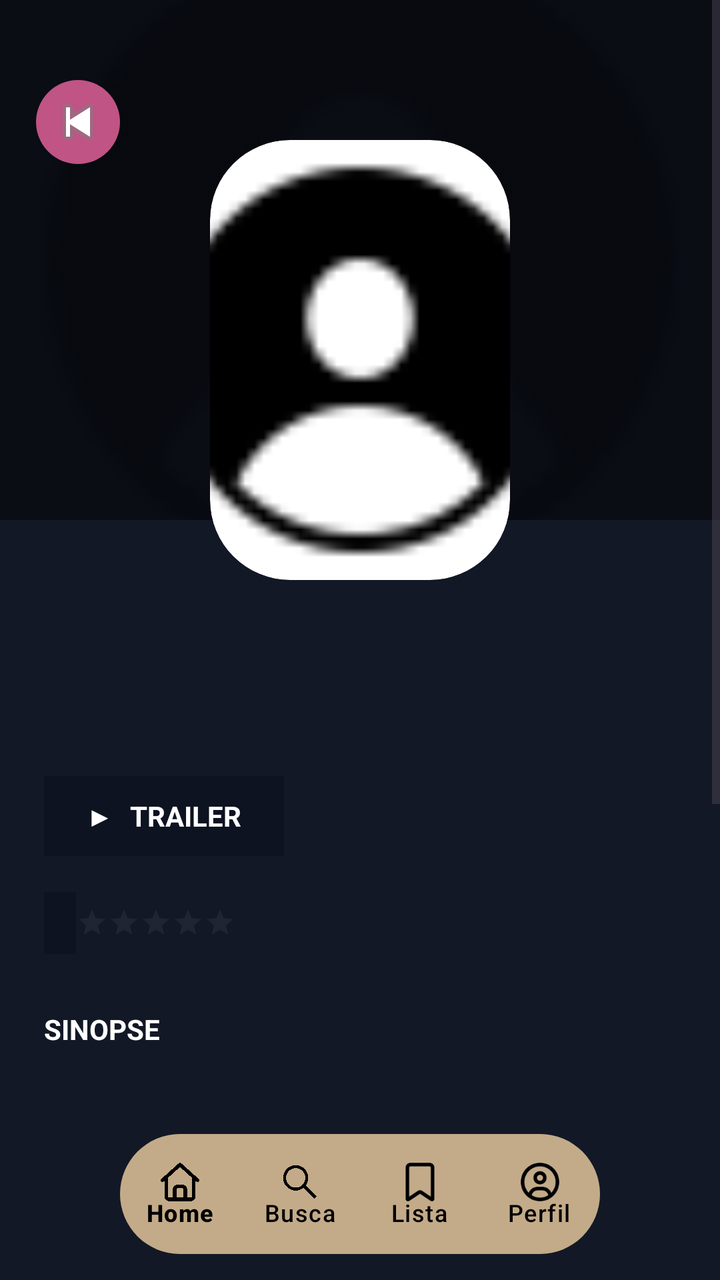
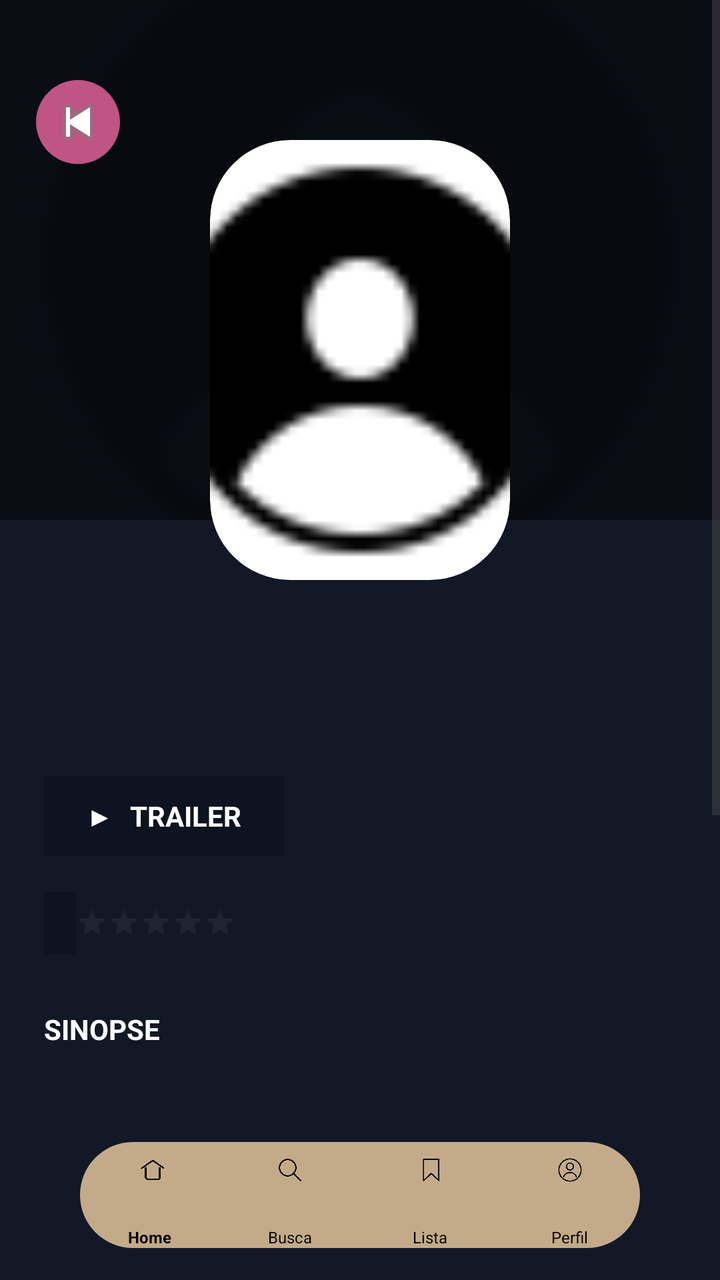

An Android layout rendered at two revisions. The XML below is the earlier revision; the diff shows what the commit changed to produce the second picture.
<!-- AndroidManifest.xml: application theme Theme.RollView -->
<!-- res/layout/activity_filme.xml -->
<?xml version="1.0" encoding="utf-8"?>
<RelativeLayout xmlns:android="http://schemas.android.com/apk/res/android"
    xmlns:app="http://schemas.android.com/apk/res-auto"
    android:layout_width="match_parent"
    android:layout_height="match_parent"
    android:background="#121826">

    <ScrollView
        android:layout_width="match_parent"
        android:layout_height="match_parent"
        android:layout_above="@id/bottomNav"
        android:fillViewport="true">

        <RelativeLayout
            android:layout_width="match_parent"
            android:layout_height="wrap_content"
            android:paddingBottom="24dp">

            <LinearLayout
                android:layout_width="match_parent"
                android:layout_height="wrap_content"
                android:layout_below="@id/imgPoster"
                android:layout_marginTop="0dp"
                android:orientation="vertical"
                android:padding="22dp">


                <TextView
                    android:id="@+id/txtTitulo"
                    android:layout_width="wrap_content"
                    android:layout_height="wrap_content"
                    android:text=""
                    android:textColor="#FFFFFF"
                    android:textSize="24sp"
                    android:textStyle="bold" />


                <TextView
                    android:id="@+id/txtInfo"
                    android:layout_width="wrap_content"
                    android:layout_height="wrap_content"
                    android:layout_marginTop="8dp"
                    android:text=""
                    android:textColor="#C05484"
                    android:textSize="13sp"
                    android:textStyle="bold" />

                <LinearLayout
                    android:layout_width="wrap_content"
                    android:layout_height="wrap_content"
                    android:layout_marginTop="18dp"
                    android:gravity="center_vertical"
                    android:orientation="horizontal">

                    <LinearLayout
                        android:id="@+id/Trailer"
                        android:layout_width="120dp"
                        android:layout_height="40dp"
                        android:background="#0D1320"
                        android:clickable="true"
                        android:focusable="true"
                        android:gravity="center"
                        android:orientation="horizontal">

                        <TextView
                            android:layout_width="wrap_content"
                            android:layout_height="wrap_content"
                            android:text="▶"
                            android:textColor="#FFFFFF"
                            android:textSize="14sp" />

                        <TextView
                            android:layout_width="wrap_content"
                            android:layout_height="wrap_content"
                            android:layout_marginStart="8dp"
                            android:text="TRAILER"
                            android:textColor="#FFFFFF"
                            android:textStyle="bold" />

                    </LinearLayout>

                    <TextView
                        android:id="@+id/txtDuracao"
                        android:layout_width="wrap_content"
                        android:layout_height="wrap_content"
                        android:layout_marginStart="12dp"
                        android:text=""
                        android:textColor="#FFFFFF" />

                </LinearLayout>

                <LinearLayout
                    android:layout_width="wrap_content"
                    android:layout_height="wrap_content"
                    android:layout_marginTop="18dp"
                    android:gravity="center_vertical"
                    android:orientation="horizontal">

                    <TextView
                        android:id="@+id/txtNota"
                        android:layout_width="wrap_content"
                        android:layout_height="wrap_content"
                        android:background="#0D1320"
                        android:paddingLeft="8dp"
                        android:paddingTop="6dp"
                        android:paddingRight="8dp"
                        android:paddingBottom="6dp"
                        android:text=""
                        android:textColor="#FFFFFF"
                        android:textStyle="bold" />

                    <RatingBar
                        android:id="@+id/ratingBar"
                        style="?android:attr/ratingBarStyleSmall"
                        android:layout_width="wrap_content"
                        android:layout_height="wrap_content"
                        android:isIndicator="true"
                        android:numStars="5"
                        android:stepSize="0.5" />

                </LinearLayout>

                <TextView
                    android:layout_width="wrap_content"
                    android:layout_height="wrap_content"
                    android:layout_marginTop="28dp"
                    android:text="SINOPSE"
                    android:textColor="#FFFFFF"
                    android:textStyle="bold" />

                <TextView
                    android:id="@+id/txtSinopse"
                    android:layout_width="match_parent"
                    android:layout_height="wrap_content"
                    android:layout_marginTop="14dp"
                    android:text=""
                    android:textColor="#FFFFFF"
                    android:textSize="14sp" />

                <View
                    android:layout_width="match_parent"
                    android:layout_height="1dp"
                    android:layout_marginTop="28dp"
                    android:background="#30343B" />

                <LinearLayout
                    android:id="@+id/btnAvaliar"
                    android:layout_width="match_parent"
                    android:layout_height="54dp"
                    android:layout_marginTop="24dp"
                    android:background="@drawable/pink_button"
                    android:clickable="true"
                    android:focusable="true"
                    android:gravity="center"
                    android:onClick="abrirTelaAvaliacao"
                    android:orientation="horizontal">

                    <TextView
                        android:layout_width="wrap_content"
                        android:layout_height="wrap_content"
                        android:text="+"
                        android:textColor="#FFFFFF"
                        android:textSize="22sp" />

                    <TextView
                        android:layout_width="wrap_content"
                        android:layout_height="wrap_content"
                        android:layout_marginStart="8dp"
                        android:text="Adicionar à lista"
                        android:textColor="#FFFFFF"
                        android:textSize="16sp"
                        android:textStyle="bold" />

                </LinearLayout>

                <LinearLayout
                    android:layout_width="match_parent"
                    android:layout_height="50dp"
                    android:layout_marginTop="24dp"
                    android:gravity="center"
                    android:orientation="horizontal">

                    <TextView
                        android:id="@+id/tabCast"
                        android:layout_width="wrap_content"
                        android:layout_height="wrap_content"
                        android:text="Elenco"
                        android:textColor="#944264"
                        android:textSize="14sp"
                        android:textStyle="bold" />

                    <TextView
                        android:layout_width="wrap_content"
                        android:layout_height="wrap_content"
                        android:layout_marginStart="24sp"
                        android:layout_marginEnd="24sp"
                        android:text="|"
                        android:textColor="#FFFFFF"
                        android:textSize="14sp"
                        android:textStyle="bold" />

                    <TextView
                        android:id="@+id/tabDirection"
                        android:layout_width="wrap_content"
                        android:layout_height="wrap_content"
                        android:text="Direção"
                        android:textColor="#FFFFFF"
                        android:textSize="14sp"
                        android:textStyle="bold" />

                    <TextView
                        android:layout_width="wrap_content"
                        android:layout_height="wrap_content"
                        android:layout_marginStart="24sp"
                        android:layout_marginEnd="24sp"
                        android:text="|"
                        android:textColor="#FFFFFF"
                        android:textSize="14sp"
                        android:textStyle="bold" />

                    <TextView
                        android:id="@+id/tabGender"
                        android:layout_width="wrap_content"
                        android:layout_height="wrap_content"
                        android:text="Gênero"
                        android:textColor="#FFFFFF"
                        android:textSize="14sp"
                        android:textStyle="bold" />

                </LinearLayout>

                <androidx.recyclerview.widget.RecyclerView
                    android:id="@+id/recyclerCast"
                    android:layout_width="match_parent"
                    android:layout_height="wrap_content"
                    android:layout_marginTop="16dp"
                    android:nestedScrollingEnabled="false">

                </androidx.recyclerview.widget.RecyclerView>


            </LinearLayout>

            <ImageView
                android:id="@+id/imgBackground"
                android:layout_width="match_parent"
                android:layout_height="260dp"
                android:alpha="0.28"
                android:scaleType="centerCrop"
                android:src="@drawable/user_default" />

            <View
                android:layout_width="match_parent"
                android:layout_height="260dp"
                android:background="#77000000" />

            <ImageButton
                android:id="@+id/btnBack"
                android:layout_width="42dp"
                android:layout_height="42dp"
                android:layout_marginStart="18dp"
                android:layout_marginTop="40dp"
                android:background="@drawable/back_circle"
                android:padding="10dp"
                android:src="@android:drawable/ic_media_previous"
                />

            <ImageView
                android:id="@+id/imgPoster"
                android:layout_width="150dp"
                android:layout_height="220dp"
                android:layout_centerHorizontal="true"
                android:layout_marginTop="70dp"
                android:background="@drawable/poster_rounded"
                android:clipToOutline="true"
                android:outlineProvider="background"
                android:scaleType="centerCrop"
                android:src="@drawable/user_default" />

        </RelativeLayout>
    </ScrollView>


    <com.google.android.material.bottomnavigation.BottomNavigationView
        android:id="@+id/bottomNav"
        android:layout_width="300dp"
        android:layout_height="60dp"
        android:layout_alignParentStart="true"
        android:layout_alignParentEnd="true"
        android:layout_alignParentBottom="true"
        android:layout_marginStart="60dp"
        android:layout_marginEnd="60dp"
        android:layout_marginBottom="13dp"
        android:background="@drawable/navbar_rounded"
        app:itemActiveIndicatorStyle="@null"
        app:itemIconSize="24dp"
        app:itemIconTint="@android:color/black"
        app:itemTextColor="@android:color/black"
        app:labelVisibilityMode="labeled"
        app:menu="@menu/bottom_menu" />

</RelativeLayout>
<!-- resources referenced by this layout -->
<resources>
  <!-- drawable back_circle (drawable) -->
  <?xml version="1.0" encoding="utf-8"?>
  <shape xmlns:android="http://schemas.android.com/apk/res/android"
      android:shape="oval">
  
      <solid android:color="#C05484"/>
  
  </shape>
  <!-- drawable navbar_rounded (drawable) -->
  <?xml version="1.0" encoding="utf-8"?>
  <shape xmlns:android="http://schemas.android.com/apk/res/android">
  
      
      <solid android:color="#C3AB89" />
  
      
      <corners
          android:topLeftRadius="30dp"
          android:topRightRadius="30dp"
          android:bottomLeftRadius="30dp"
          android:bottomRightRadius="30dp" />
  
  </shape>
  <!-- drawable pink_button (drawable) -->
  <?xml version="1.0" encoding="utf-8"?>
  <shape xmlns:android="http://schemas.android.com/apk/res/android">
  
      <solid android:color="#C05484"/>
  
      <corners android:radius="18dp"/>
  
  </shape>
  <!-- drawable poster_rounded (drawable) -->
  <?xml version="1.0" encoding="utf-8"?>
  <shape xmlns:android="http://schemas.android.com/apk/res/android">
  
      <corners android:radius="40dp"/>
  
      <solid android:color="#FFFFFF"/>
  
  </shape>
  <!-- drawable user_default: png bitmap (drawable, 832 bytes) -->
  <style name="Theme.RollView" parent="Base.Theme.RollView" />
  <style name="Base.Theme.RollView" parent="Theme.Material3.DayNight.NoActionBar">
          
          
      </style>
</resources>

<!-- the commit's change to res/layout/activity_filme.xml (unified diff, before → after) -->
@@ -283,20 +283,24 @@
 
     <com.google.android.material.bottomnavigation.BottomNavigationView
         android:id="@+id/bottomNav"
-        android:layout_width="300dp"
-        android:layout_height="60dp"
-        android:layout_alignParentStart="true"
-        android:layout_alignParentEnd="true"
+        android:layout_width="280dp"
+        android:layout_height="53dp"
         android:layout_alignParentBottom="true"
-        android:layout_marginStart="60dp"
-        android:layout_marginEnd="60dp"
-        android:layout_marginBottom="13dp"
+        android:layout_centerHorizontal="true"
+        android:layout_marginBottom="16dp"
         android:background="@drawable/navbar_rounded"
+        android:paddingTop="0dp"
+        android:paddingBottom="0dp"
         app:itemActiveIndicatorStyle="@null"
-        app:itemIconSize="24dp"
+        app:itemIconSize="14dp"
         app:itemIconTint="@android:color/black"
         app:itemTextColor="@android:color/black"
+        app:itemPaddingTop="7dp"
+        app:itemPaddingBottom="0dp"
         app:labelVisibilityMode="labeled"
-        app:menu="@menu/bottom_menu" />
+        app:menu="@menu/bottom_menu"
+        app:itemTextAppearanceActive="@style/BottomNavText"
+        app:itemTextAppearanceInactive="@style/BottomNavText" />
+
 
 </RelativeLayout>
<!-- resource entries referenced after the edit -->
@@ -42,6 +42,10 @@
   
   </shape>
   <!-- drawable user_default: png bitmap (drawable, 832 bytes) -->
+  <style name="BottomNavText">
+          <item name="android:textSize">8sp</item>
+          <item name="android:textStyle">normal</item>
+      </style>
   <style name="Theme.RollView" parent="Base.Theme.RollView" />
   <style name="Base.Theme.RollView" parent="Theme.Material3.DayNight.NoActionBar">
           
